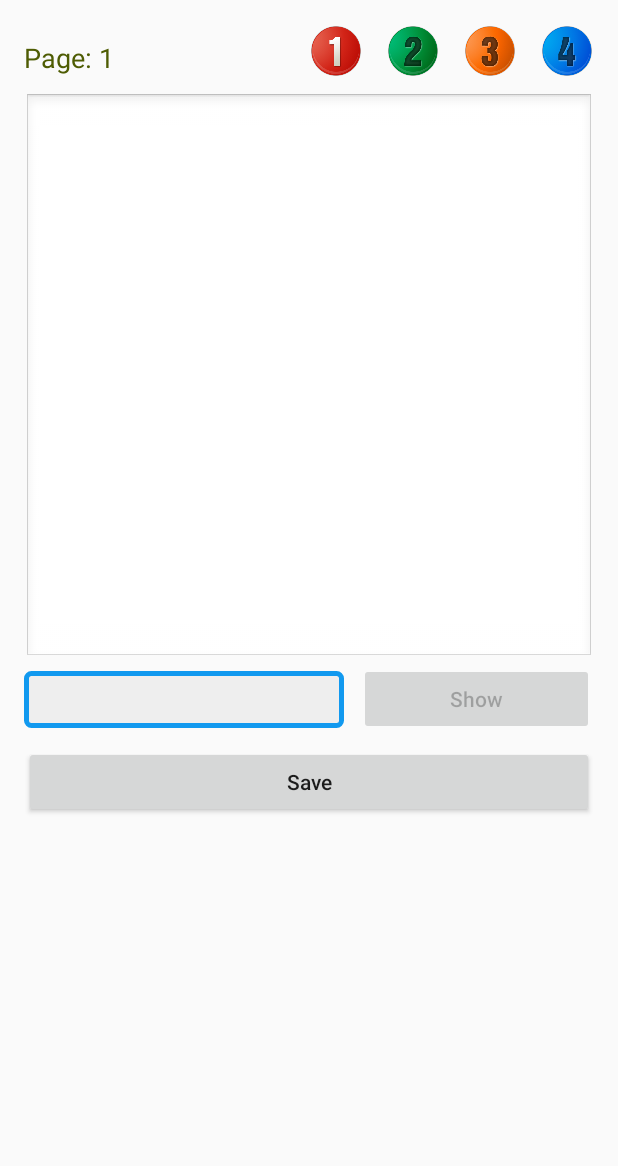
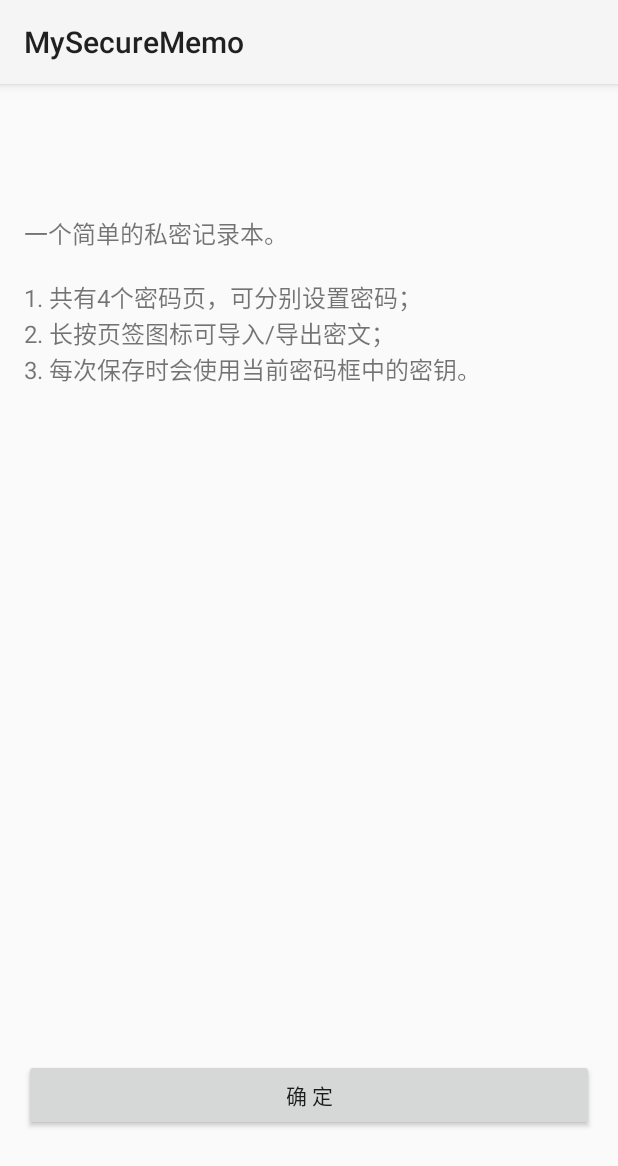
Before and after one commit to nightfocus/mynote, an Android app: the first screen one second after launch (MainActivity before the commit, FirstCoverActivity after it), on a phone screen of 412 x 824 dp. Shown: the top 1166 px of the screen. Run offline under Robolectric (Android 15) with nearby library versions, the phone set to English and light mode, and no system bars.

Commit message:
增加了一个activity，作为‘关于’.

```diff
--- /dev/null
+++ b/MySecureMemo/app/src/main/java/cn/kisskyu/mysecurememo/FirstCoverActivity.java
@@ -0,0 +1,57 @@
+package cn.kisskyu.mysecurememo;
+
+import android.content.Intent;
+import android.os.Handler;
+import android.support.v7.app.AppCompatActivity;
+import android.os.Bundle;
+import android.view.View;
+import android.widget.TextView;
+
+public class FirstCoverActivity extends AppCompatActivity
+{
+    TextView text1;
+    Handler timeHandler;
+    Intent goMain;
+
+    Runnable runnable=new Runnable()
+    {
+        @Override
+        public void run() {
+            // TODO Auto-generated method stub
+            //要做的事情
+            // text1.setText("a");
+            // text1.setTextColor(0xFF0000FF);
+            // timeHandler.postDelayed(this, 2000);
+
+            // 显式调用方式
+            // Intent goMain = new Intent(this, MainActivity.class);
+            // 隐式调用方式
+            goMain = new Intent("ActualMainPage");
+            startActivity(goMain);
+
+            // 移除定时器
+            timeHandler.removeCallbacks(this);
+        }
+    };
+
+    @Override
+    protected void onCreate(Bundle savedInstanceState)
+    {
+        super.onCreate(savedInstanceState);
+        setContentView(R.layout.activity_first_cover);
+
+        text1 = (TextView)findViewById(R.id.text1);
+
+        goMain = new Intent("ActualMainPage");
+
+        // 创建一个定时器，2秒后触发.
+        timeHandler = new Handler();
+        timeHandler.postDelayed(runnable, 5000); // 5秒后执行一次runnable
+    }
+
+    public void onEntryMain(View v)
+    {
+        timeHandler.removeCallbacks(runnable);
+        startActivity(goMain);
+    }
+}
--- /dev/null
+++ b/MySecureMemo/app/src/main/res/layout/activity_first_cover.xml
@@ -0,0 +1,34 @@
+<?xml version="1.0" encoding="utf-8"?>
+<RelativeLayout
+    xmlns:android="http://schemas.android.com/apk/res/android"
+    xmlns:tools="http://schemas.android.com/tools"
+    android:layout_width="match_parent"
+    android:layout_height="match_parent"
+    android:paddingLeft="@dimen/activity_horizontal_margin"
+    android:paddingRight="@dimen/activity_horizontal_margin"
+    android:paddingTop="@dimen/activity_vertical_margin"
+    android:paddingBottom="@dimen/activity_vertical_margin"
+    tools:context=".FirstCoverActivity">
+
+    <TextView
+        android:layout_width="wrap_content"
+        android:layout_height="wrap_content"
+        android:singleLine="false"
+        android:text="@string/new_tip"
+        android:id="@+id/text1"
+        android:layout_alignParentTop="true"
+        android:layout_alignParentStart="true"
+        android:layout_marginTop="71dp"
+        android:textSize="@dimen/abc_text_size_subtitle_material_toolbar"/>
+
+    <Button
+        android:layout_width="wrap_content"
+        android:layout_height="wrap_content"
+        android:text="确 定"
+        android:id="@+id/button"
+        android:layout_alignParentBottom="true"
+        android:layout_marginBottom="54dp"
+        android:layout_alignParentEnd="true"
+        android:layout_alignParentStart="true"
+        android:onClick="onEntryMain"/>
+</RelativeLayout>
--- a/MySecureMemo/app/src/main/res/values/strings.xml
+++ b/MySecureMemo/app/src/main/res/values/strings.xml
@@ -1,3 +1,4 @@
 <resources>
     <string name="app_name">MySecureMemo</string>
+    <string name="new_tip">一个简单的私密记录本。\n\n1. 共有4个密码页，可分别设置密码；\n2. 长按页签图标可导入/导出密文；\n3. 每次保存时会使用当前密码框中的密钥。</string>
 </resources>
```
Also changed, not shown: MySecureMemo/app/src/main/AndroidManifest.xml (+27 -9 lines), MySecureMemo/app/src/main/java/cn/kisskyu/mysecurememo/MainActivity.java (+82 -1 lines), MySecureMemo/app/libs/android-async-http-1.4.9.jar (added), 1 other file.
